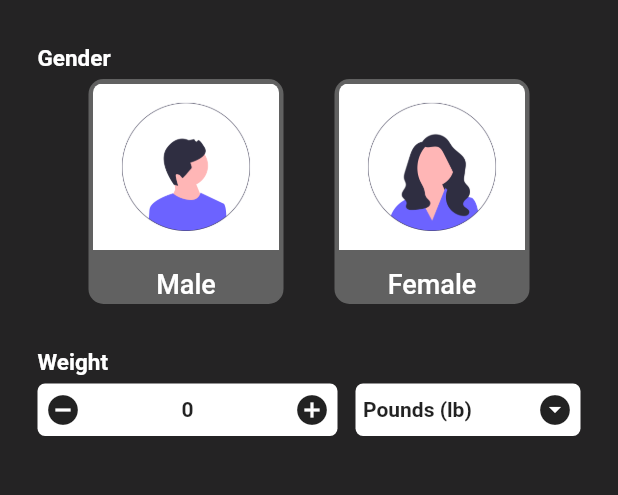
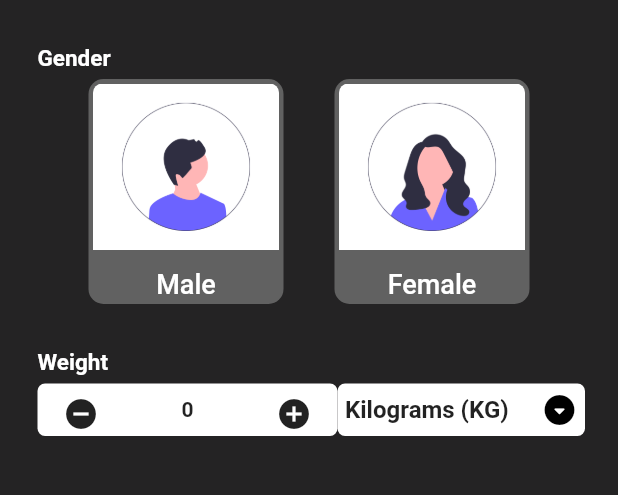
Before and after one commit to AnJasid/bmi_calculator, a Flutter app: the screen it shows after launch, on a phone screen of 412 x 824 dp, the part 164-659 px from its top. Run offline on Flutter 3.47's test engine with Material 2 defaults, Android fonts, the phone set to English and light mode, and no system bars.

Commit message:
Weight section updated for add function

```diff
--- a/lib/sections/weight_section.dart
+++ b/lib/sections/weight_section.dart
@@ -8,8 +8,27 @@ class WeightSection extends StatefulWidget {
 }
 
 class _WeightSectionState extends State<WeightSection> {
-  final String _selectedWeightUnits = 'Pounds (lb)';
-  void _weightUnits() {}
+  String _selectedUnit = 'Kilograms (KG)';
+  int _countWeight = 0;
+  final List<String> _weightUnits = [
+    'Kilograms (KG)',
+    'Pounds (lb)',
+  ];
+  // this method is to increase the number of weight
+  void _incCountWeight() {
+    setState(() {
+      _countWeight = _countWeight + 1;
+    });
+  }
+
+  // this method is to decrease the number of weight
+  void _decCountWeight() {
+    if (_countWeight > 0) {
+      setState(() {
+        _countWeight = _countWeight - 1;
+      });
+    }
+  }
 
   @override
   Widget build(BuildContext context) {
@@ -25,38 +44,65 @@ class _WeightSectionState extends State<WeightSection> {
             color: Colors.white,
             borderRadius: BorderRadius.circular(5),
           ),
-          child: const Row(
+          child: Row(
             mainAxisAlignment: MainAxisAlignment.spaceBetween,
             children: [
-              Icon(Icons.do_disturb_on),
+              // icon button to decrease number of weight
+              IconButton(
+                onPressed: _decCountWeight,
+                icon: const Icon(Icons.do_disturb_on),
+              ),
+              // show the number of weight
               Text(
-                '0',
-                style: TextStyle(fontWeight: FontWeight.bold),
+                _countWeight.toString(),
+                style: const TextStyle(fontWeight: FontWeight.bold),
               ),
-              Icon(Icons.add_circle_outlined),
+              // icon button to increase number of weight
+              IconButton(
+                onPressed: _incCountWeight,
+                icon: const Icon(Icons.add_circle_outlined),
+              ),
             ],
           ),
         ),
         // units of weight section
-        GestureDetector(
-          onTap: _weightUnits,
-          child: Container(
+        Container(
           padding: const EdgeInsets.symmetric(horizontal: 5),
-            width: 150,
+          width: 165,
           height: 35,
           decoration: BoxDecoration(
             color: Colors.white,
             borderRadius: BorderRadius.circular(5),
           ),
-            child: Row(
-              mainAxisAlignment: MainAxisAlignment.spaceBetween,
-              children: [
-                Text(
-                  _selectedWeightUnits,
-                  style: const TextStyle(fontWeight: FontWeight.bold),
+          child: DropdownButtonHideUnderline(
+            child: DropdownButton(
+              value: _selectedUnit,
+              icon: const Icon(
+                Icons.arrow_drop_down_circle_rounded,
+                color: Colors.black,
               ),
-                const Icon(Icons.arrow_drop_down_circle)
-              ],
+              items: _weightUnits
+                  .map(
+                    (units) => DropdownMenuItem(
+                      value: units,
+                      alignment: AlignmentDirectional.center,
+                      child: Text(
+                        units,
+                        style: const TextStyle(
+                          fontWeight: FontWeight.bold,
+                        ),
+                      ),
+                    ),
+                  )
+                  .toList(),
+              onChanged: (value) {
+                if (value == null) {
+                  return;
+                }
+                setState(() {
+                  _selectedUnit = value;
+                });
+              },
             ),
           ),
         ),
```
Lines whose indentation alone changed are shown as unchanged.
